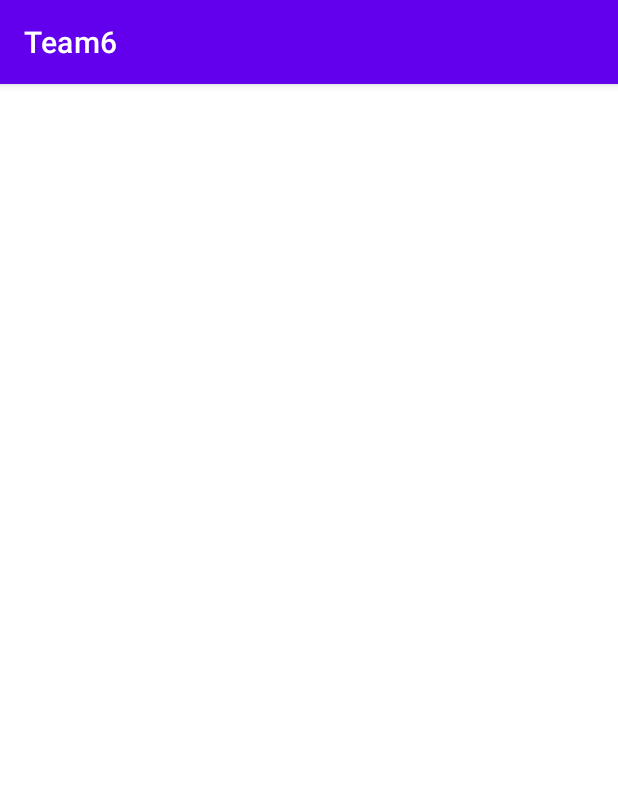
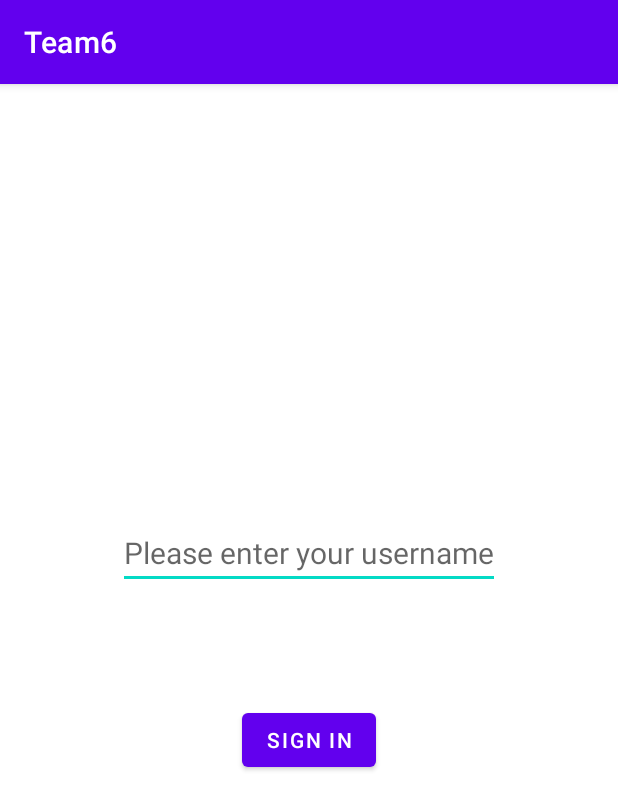
Before and after one commit to A3M4/ParkFinder, an Android app: the StickItToEm screen opened directly, with no data from a screen before it, on a phone screen of 412 x 824 dp. Shown: the top 810 px of the screen. Run offline under Robolectric (Android 15) with nearby library versions, the phone set to English and light mode, and no system bars.

Commit message:
Add user sign in layout to Stick It To Em page

```diff
--- a/app/src/main/java/com/example/parkfinder/StickItToEm.java
+++ b/app/src/main/java/com/example/parkfinder/StickItToEm.java
@@ -3,6 +3,7 @@ package com.example.parkfinder;
 import androidx.appcompat.app.AppCompatActivity;
 
 import android.os.Bundle;
+import android.view.View;
 
 public class StickItToEm extends AppCompatActivity {
 
@@ -11,4 +12,7 @@ public class StickItToEm extends AppCompatActivity {
         super.onCreate(savedInstanceState);
         setContentView(R.layout.activity_stick_it_to_em);
     }
+
+    public void onClickSignIn(View view) {
+    }
 }
--- a/app/src/main/res/layout/activity_stick_it_to_em.xml
+++ b/app/src/main/res/layout/activity_stick_it_to_em.xml
@@ -6,4 +6,29 @@
     android:layout_height="match_parent"
     tools:context=".StickItToEm">
 
+    <EditText
+        android:id="@+id/editTextTextPersonName"
+        android:layout_width="wrap_content"
+        android:layout_height="wrap_content"
+        android:hint="@string/enter_username"
+        android:inputType="textPersonName"
+        android:textSize="20sp"
+        app:layout_constraintBottom_toBottomOf="parent"
+        app:layout_constraintEnd_toEndOf="parent"
+        app:layout_constraintStart_toStartOf="parent"
+        app:layout_constraintTop_toTopOf="parent"
+        app:layout_constraintVertical_bias="0.401" />
+
+    <Button
+        android:id="@+id/btn_sign_in"
+        android:layout_width="wrap_content"
+        android:layout_height="wrap_content"
+        android:onClick="onClickSignIn"
+        android:text="@string/sign_in"
+        app:layout_constraintBottom_toBottomOf="parent"
+        app:layout_constraintEnd_toEndOf="parent"
+        app:layout_constraintStart_toStartOf="parent"
+        app:layout_constraintTop_toBottomOf="@+id/editTextTextPersonName"
+        app:layout_constraintVertical_bias="0.2" />
+
 </androidx.constraintlayout.widget.ConstraintLayout>
--- a/app/src/main/res/values/strings.xml
+++ b/app/src/main/res/values/strings.xml
@@ -13,4 +13,6 @@
     <string name="about">About</string>
     <string name="team_member">- Tianqi Jin\n- Wenzhu Chen\n- Liyuan Cao\n- Yifeng Li</string>
     <string name="stick_it_to_em">Stick It To Em</string>
+    <string name="enter_username">Please enter your username</string>
+    <string name="sign_in">Sign in</string>
 </resources>
```
